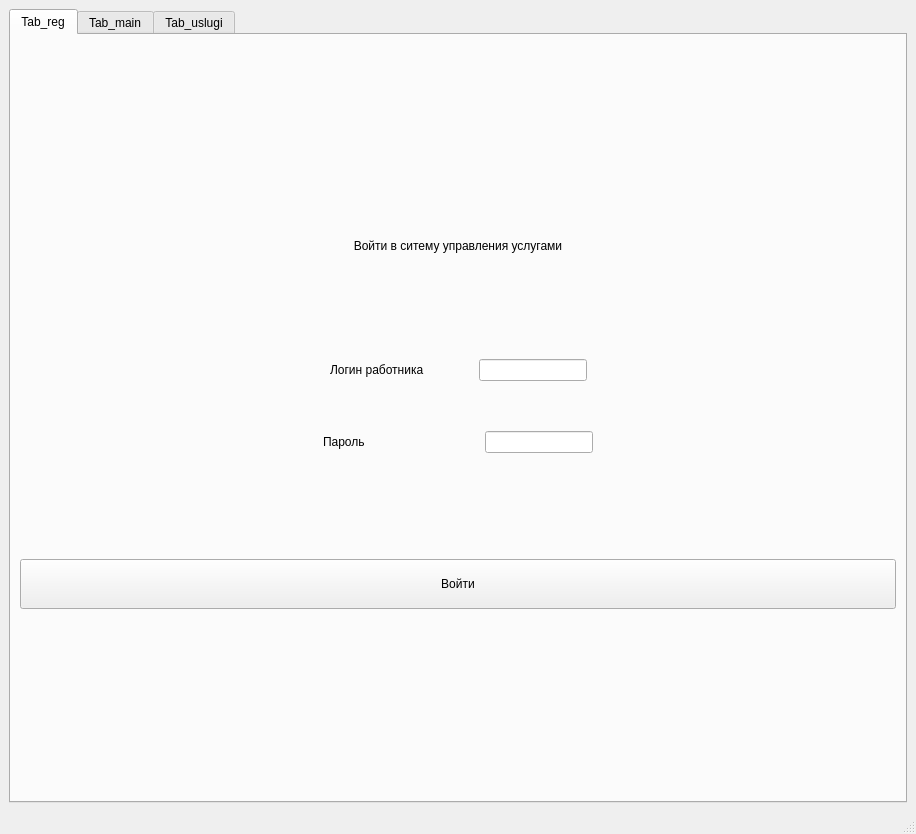
First picture: the form in mainwindow.ui, repository IG-or-LO/tool_for_provider, before the edit.
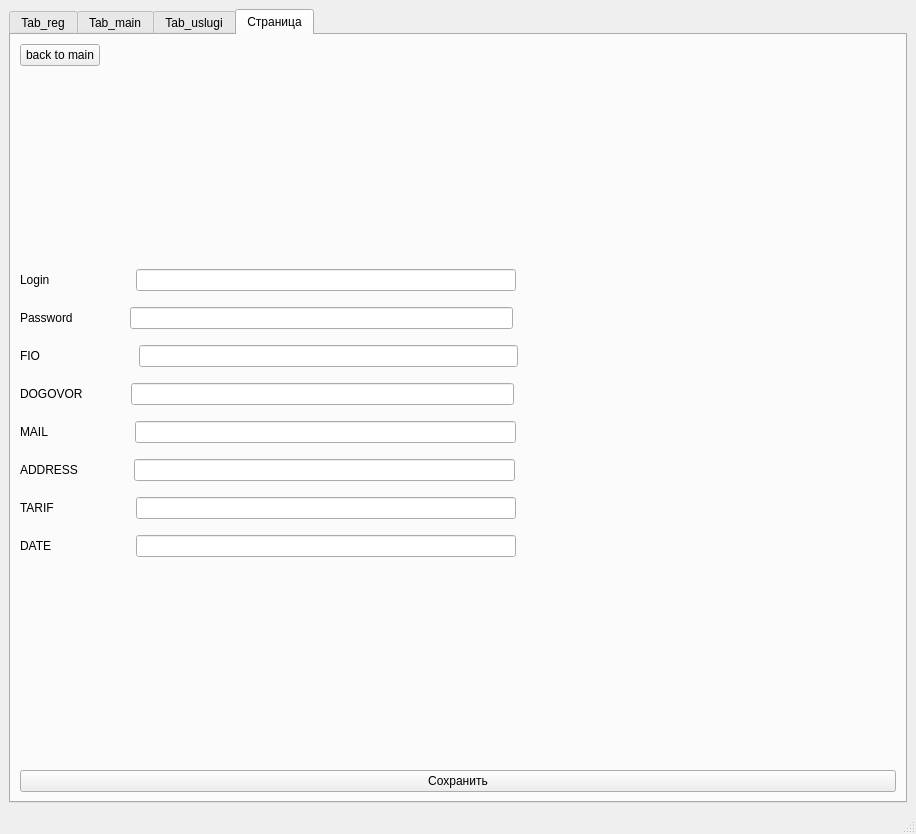
Second picture: the form after the edit. The open tabs and pages were chosen to show the change.

```diff
--- a/mainwindow.ui
+++ b/mainwindow.ui
@@ -23,7 +23,13 @@
       <property name="currentIndex">
        <number>2</number>
       </property>
-      <widget class="QWidget" name="tab">
+      <widget class="QWidget" name="tab_login">
+       <property name="minimumSize">
+        <size>
+         <width>600</width>
+         <height>600</height>
+        </size>
+       </property>
        <attribute name="title">
         <string>Tab_reg</string>
        </attribute>
@@ -477,6 +483,435 @@
         </item>
        </layout>
       </widget>
+      <widget class="QWidget" name="tab_addClient">
+       <attribute name="title">
+        <string>Страница</string>
+       </attribute>
+       <layout class="QGridLayout" name="gridLayout_4">
+        <item row="0" column="0">
+         <layout class="QVBoxLayout" name="verticalLayout_6">
+          <item>
+           <widget class="QPushButton" name="pb_ClientBack">
+            <property name="sizePolicy">
+             <sizepolicy hsizetype="Fixed" vsizetype="Fixed">
+              <horstretch>0</horstretch>
+              <verstretch>0</verstretch>
+             </sizepolicy>
+            </property>
+            <property name="text">
+             <string>back to main</string>
+            </property>
+           </widget>
+          </item>
+          <item>
+           <spacer name="verticalSpacer_6">
+            <property name="orientation">
+             <enum>Qt::Vertical</enum>
+            </property>
+            <property name="sizeHint" stdset="0">
+             <size>
+              <width>20</width>
+              <height>40</height>
+             </size>
+            </property>
+           </spacer>
+          </item>
+          <item>
+           <layout class="QVBoxLayout" name="verticalLayout_5">
+            <item>
+             <layout class="QHBoxLayout" name="horizontalLayout_2">
+              <property name="bottomMargin">
+               <number>10</number>
+              </property>
+              <item>
+               <widget class="QLabel" name="laClientLogin">
+                <property name="text">
+                 <string>Login</string>
+                </property>
+               </widget>
+              </item>
+              <item>
+               <spacer name="horizontalSpacer_9">
+                <property name="orientation">
+                 <enum>Qt::Horizontal</enum>
+                </property>
+                <property name="sizeType">
+                 <enum>QSizePolicy::Fixed</enum>
+                </property>
+                <property name="sizeHint" stdset="0">
+                 <size>
+                  <width>80</width>
+                  <height>20</height>
+                 </size>
+                </property>
+               </spacer>
+              </item>
+              <item>
+               <widget class="QLineEdit" name="leClientLogin"/>
+              </item>
+              <item>
+               <spacer name="horizontalSpacer_17">
+                <property name="orientation">
+                 <enum>Qt::Horizontal</enum>
+                </property>
+                <property name="sizeHint" stdset="0">
+                 <size>
+                  <width>40</width>
+                  <height>20</height>
+                 </size>
+                </property>
+               </spacer>
+              </item>
+             </layout>
+            </item>
+            <item>
+             <layout class="QHBoxLayout" name="horizontalLayout_5">
+              <property name="bottomMargin">
+               <number>10</number>
+              </property>
+              <item>
+               <widget class="QLabel" name="laClientPass">
+                <property name="text">
+                 <string>Password</string>
+                </property>
+               </widget>
+              </item>
+              <item>
+               <spacer name="horizontalSpacer_10">
+                <property name="orientation">
+                 <enum>Qt::Horizontal</enum>
+                </property>
+                <property name="sizeType">
+                 <enum>QSizePolicy::Fixed</enum>
+                </property>
+                <property name="sizeHint" stdset="0">
+                 <size>
+                  <width>51</width>
+                  <height>20</height>
+                 </size>
+                </property>
+               </spacer>
+              </item>
+              <item>
+               <widget class="QLineEdit" name="leClientPass"/>
+              </item>
+              <item>
+               <spacer name="horizontalSpacer_18">
+                <property name="orientation">
+                 <enum>Qt::Horizontal</enum>
+                </property>
+                <property name="sizeHint" stdset="0">
+                 <size>
+                  <width>40</width>
+                  <height>20</height>
+                 </size>
+                </property>
+               </spacer>
+              </item>
+             </layout>
+            </item>
+            <item>
+             <layout class="QHBoxLayout" name="horizontalLayout_6">
+              <property name="bottomMargin">
+               <number>10</number>
+              </property>
+              <item>
+               <widget class="QLabel" name="laClientFio">
+                <property name="text">
+                 <string>FIO</string>
+                </property>
+               </widget>
+              </item>
+              <item>
+               <spacer name="horizontalSpacer_11">
+                <property name="orientation">
+                 <enum>Qt::Horizontal</enum>
+                </property>
+                <property name="sizeType">
+                 <enum>QSizePolicy::Fixed</enum>
+                </property>
+                <property name="sizeHint" stdset="0">
+                 <size>
+                  <width>93</width>
+                  <height>20</height>
+                 </size>
+                </property>
+               </spacer>
+              </item>
+              <item>
+               <widget class="QLineEdit" name="leClientFio"/>
+              </item>
+              <item>
+               <spacer name="horizontalSpacer_19">
+                <property name="orientation">
+                 <enum>Qt::Horizontal</enum>
+                </property>
+                <property name="sizeHint" stdset="0">
+                 <size>
+                  <width>40</width>
+                  <height>20</height>
+                 </size>
+                </property>
+               </spacer>
+              </item>
+             </layout>
+            </item>
+            <item>
+             <layout class="QHBoxLayout" name="horizontalLayout_7">
+              <property name="bottomMargin">
+               <number>10</number>
+              </property>
+              <item>
+               <widget class="QLabel" name="laClientDog">
+                <property name="text">
+                 <string>DOGOVOR</string>
+                </property>
+               </widget>
+              </item>
+              <item>
+               <spacer name="horizontalSpacer_12">
+                <property name="orientation">
+                 <enum>Qt::Horizontal</enum>
+                </property>
+                <property name="sizeType">
+                 <enum>QSizePolicy::Fixed</enum>
+                </property>
+                <property name="sizeHint" stdset="0">
+                 <size>
+                  <width>42</width>
+                  <height>20</height>
+                 </size>
+                </property>
+               </spacer>
+              </item>
+              <item>
+               <widget class="QLineEdit" name="leClientDog"/>
+              </item>
+              <item>
+               <spacer name="horizontalSpacer_20">
+                <property name="orientation">
+                 <enum>Qt::Horizontal</enum>
+                </property>
+                <property name="sizeHint" stdset="0">
+                 <size>
+                  <width>40</width>
+                  <height>20</height>
+                 </size>
+                </property>
+               </spacer>
+              </item>
+             </layout>
+            </item>
+            <item>
+             <layout class="QHBoxLayout" name="horizontalLayout_8">
+              <property name="bottomMargin">
+               <number>10</number>
+              </property>
+              <item>
+               <widget class="QLabel" name="laClientMail">
+                <property name="text">
+                 <string>MAIL</string>
+                </property>
+               </widget>
+              </item>
+              <item>
+               <spacer name="horizontalSpacer_13">
+                <property name="orientation">
+                 <enum>Qt::Horizontal</enum>
+                </property>
+                <property name="sizeType">
+                 <enum>QSizePolicy::Fixed</enum>
+                </property>
+                <property name="sizeHint" stdset="0">
+                 <size>
+                  <width>81</width>
+                  <height>20</height>
+                 </size>
+                </property>
+               </spacer>
+              </item>
+              <item>
+               <widget class="QLineEdit" name="leClientMail"/>
+              </item>
+              <item>
+               <spacer name="horizontalSpacer_21">
+                <property name="orientation">
+                 <enum>Qt::Horizontal</enum>
+                </property>
+                <property name="sizeHint" stdset="0">
+                 <size>
+                  <width>40</width>
+                  <height>20</height>
+                 </size>
+                </property>
+               </spacer>
+              </item>
+             </layout>
+            </item>
+            <item>
+             <layout class="QHBoxLayout" name="horizontalLayout_9">
+              <property name="bottomMargin">
+               <number>10</number>
+              </property>
+              <item>
+               <widget class="QLabel" name="laClientAddress">
+                <property name="text">
+                 <string>ADDRESS</string>
+                </property>
+               </widget>
+              </item>
+              <item>
+               <spacer name="horizontalSpacer_14">
+                <property name="orientation">
+                 <enum>Qt::Horizontal</enum>
+                </property>
+                <property name="sizeType">
+                 <enum>QSizePolicy::Fixed</enum>
+                </property>
+                <property name="sizeHint" stdset="0">
+                 <size>
+                  <width>50</width>
+                  <height>20</height>
+                 </size>
+                </property>
+               </spacer>
+              </item>
+              <item>
+               <widget class="QLineEdit" name="leClientAddress"/>
+              </item>
+              <item>
+               <spacer name="horizontalSpacer_22">
+                <property name="orientation">
+                 <enum>Qt::Horizontal</enum>
+                </property>
+                <property name="sizeHint" stdset="0">
+                 <size>
+                  <width>40</width>
+                  <height>20</height>
+                 </size>
+                </property>
+               </spacer>
+              </item>
+             </layout>
+            </item>
+            <item>
+             <layout class="QHBoxLayout" name="horizontalLayout_10">
+              <property name="bottomMargin">
+               <number>10</number>
+              </property>
+              <item>
+               <widget class="QLabel" name="laClientTarif">
+                <property name="text">
+                 <string>TARIF</string>
+                </property>
+               </widget>
+              </item>
+              <item>
+               <spacer name="horizontalSpacer_15">
+                <property name="orientation">
+                 <enum>Qt::Horizontal</enum>
+                </property>
+                <property name="sizeType">
+                 <enum>QSizePolicy::Fixed</enum>
+                </property>
+                <property name="sizeHint" stdset="0">
+                 <size>
+                  <width>76</width>
+                  <height>20</height>
+                 </size>
+                </property>
+               </spacer>
+              </item>
+              <item>
+               <widget class="QLineEdit" name="leClientTarif"/>
+              </item>
+              <item>
+               <spacer name="horizontalSpacer_23">
+                <property name="orientation">
+                 <enum>Qt::Horizontal</enum>
+                </property>
+                <property name="sizeHint" stdset="0">
+                 <size>
+                  <width>40</width>
+                  <height>20</height>
+                 </size>
+                </property>
+               </spacer>
+              </item>
+             </layout>
+            </item>
+            <item>
+             <layout class="QHBoxLayout" name="horizontalLayout_11">
+              <property name="bottomMargin">
+               <number>10</number>
+              </property>
+              <item>
+               <widget class="QLabel" name="laClientDate">
+                <property name="text">
+                 <string>DATE</string>
+                </property>
+               </widget>
+              </item>
+              <item>
+               <spacer name="horizontalSpacer_16">
+                <property name="orientation">
+                 <enum>Qt::Horizontal</enum>
+                </property>
+                <property name="sizeType">
+                 <enum>QSizePolicy::Fixed</enum>
+                </property>
+                <property name="sizeHint" stdset="0">
+                 <size>
+                  <width>78</width>
+                  <height>20</height>
+                 </size>
+                </property>
+               </spacer>
+              </item>
+              <item>
+               <widget class="QLineEdit" name="leClientDate"/>
+              </item>
+              <item>
+               <spacer name="horizontalSpacer_24">
+                <property name="orientation">
+                 <enum>Qt::Horizontal</enum>
+                </property>
+                <property name="sizeHint" stdset="0">
+                 <size>
+                  <width>40</width>
+                  <height>20</height>
+                 </size>
+                </property>
+               </spacer>
+              </item>
+             </layout>
+            </item>
+           </layout>
+          </item>
+          <item>
+           <spacer name="verticalSpacer_8">
+            <property name="orientation">
+             <enum>Qt::Vertical</enum>
+            </property>
+            <property name="sizeHint" stdset="0">
+             <size>
+              <width>20</width>
+              <height>40</height>
+             </size>
+            </property>
+           </spacer>
+          </item>
+          <item>
+           <widget class="QPushButton" name="pbClientSave">
+            <property name="text">
+             <string>Сохранить</string>
+            </property>
+           </widget>
+          </item>
+         </layout>
+        </item>
+       </layout>
+      </widget>
      </widget>
     </item>
    </layout>
```
Left out of the diff: 70 changed lines with no effect on the pictures.
